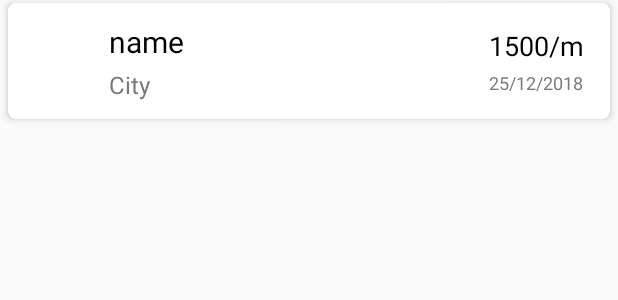
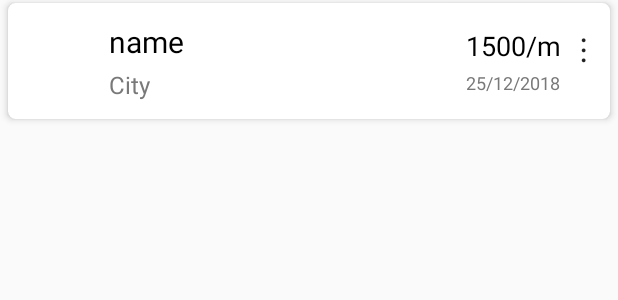
Before and after one commit to dhruvpatel4474/project1, an Android app: the layout adapter_pglist.xml on its own in the app's theme, with its tools: preview values and no code run, on a phone screen of 412 x 824 dp. Shown: the top 300 px of the screen. Run offline under Robolectric (Android 15) with nearby library versions, the phone set to English and light mode, and no system bars.

Commit message:
Option Menu

```diff
--- a/app/src/main/res/layout/activity_add_pg.xml
+++ b/app/src/main/res/layout/activity_add_pg.xml
@@ -66,7 +66,6 @@
                             android:layout_width="match_parent"
                             android:layout_height="wrap_content"
                             android:hint="Title"
-                            android:text="Vishal"
                             android:inputType="textPersonName"
                             android:maxLength="50"
                             android:textSize="@dimen/Largetext" />
@@ -81,7 +80,6 @@
                             android:layout_width="match_parent"
                             android:layout_height="wrap_content"
                             android:hint="Price"
-                            android:text="5000"
                             android:inputType="number"
                             android:maxLength="10"
                             android:textSize="@dimen/Largetext" />
@@ -96,7 +94,6 @@
                             android:layout_width="match_parent"
                             android:layout_height="wrap_content"
                             android:hint="Address"
-                            android:text="Vishal Nagar"
                             android:inputType="textPostalAddress"
                             android:maxLength="100"
                             android:textSize="@dimen/Largetext" />
@@ -113,7 +110,6 @@
                             android:hint="Contact Number"
                             android:inputType="number"
                             android:maxLength="15"
-                            android:text="1234567890"
                             android:textSize="@dimen/Largetext" />
                     </android.support.design.widget.TextInputLayout>
 
@@ -128,7 +124,6 @@
                             android:hint="Description"
                             android:inputType="textMultiLine"
                             android:maxLength="100"
-                            android:text="Food is included"
                             android:textSize="@dimen/Largetext" />
                     </android.support.design.widget.TextInputLayout>
 
--- a/app/src/main/res/layout/adapter_pglist.xml
+++ b/app/src/main/res/layout/adapter_pglist.xml
@@ -14,7 +14,19 @@
         android:layout_height="match_parent"
         android:padding="@dimen/padding10">
 
+        <TextView
+            android:id="@+id/textViewOptions"
+            android:layout_width="wrap_content"
+            android:layout_height="wrap_content"
+            android:layout_alignParentRight="true"
+            android:layout_alignParentTop="true"
+            android:padding="@dimen/padding5"
+            android:text="&#8942;"
+            android:textAppearance="?android:textAppearanceLarge" />
+
+
         <LinearLayout
+            android:layout_toLeftOf="@id/textViewOptions"
             android:layout_width="match_parent"
             android:layout_height="wrap_content"
             android:gravity="center_vertical"
@@ -97,6 +109,9 @@
 
             </LinearLayout>
 
+
+
+
         </LinearLayout>
 
     </RelativeLayout>
```
Also changed, not shown: app/src/main/java/com/geekcoders/payingguest/Adapter/PGListRAdapter.java (+30 -2 lines), app/src/main/res/layout/dialog_context_adapter.xml (added, +19 -0 lines), app/src/main/res/menu/options_menu.xml (added, +7 -0 lines).
